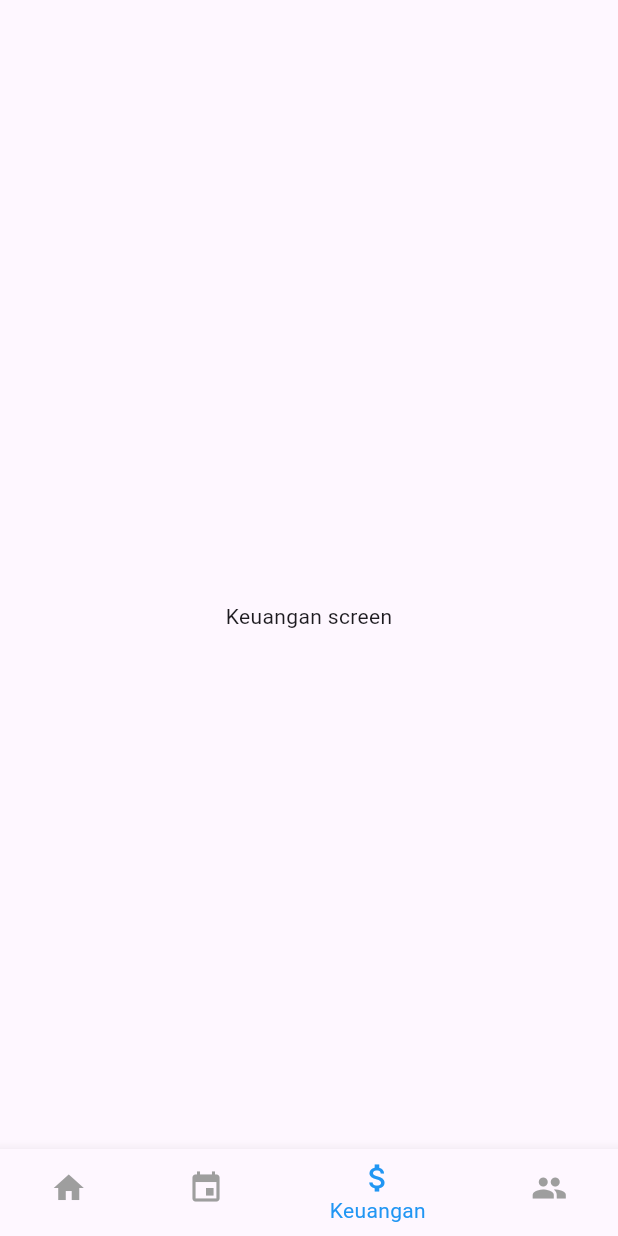
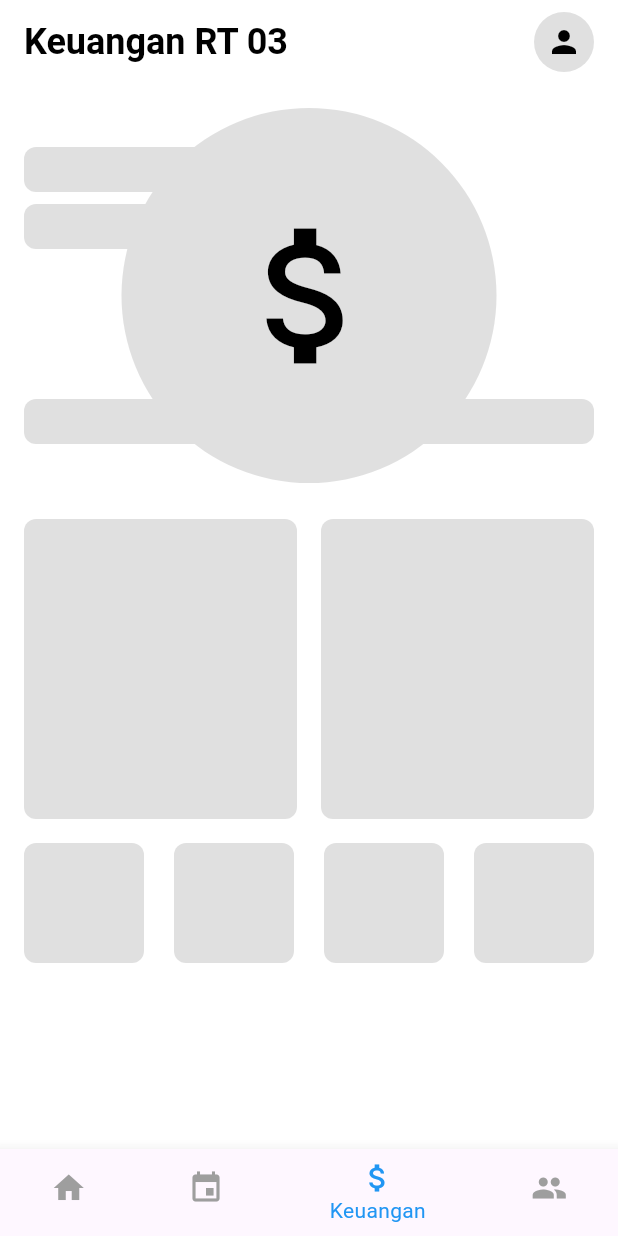
Before and after one commit to FarrelAD/SANG-RAJA, a Flutter app: the screen it shows after launch, item 3 of the bottom bar chosen, on a phone screen of 412 x 824 dp. Run offline on Flutter 3.47's test engine with Material 3 defaults, Android fonts, the phone set to English and light mode, and no system bars.

Commit message:
feat: enhance `KeuanganPage`

```diff
--- a/lib/pages/keuangan_page.dart
+++ b/lib/pages/keuangan_page.dart
@@ -1,4 +1,5 @@
 import 'package:flutter/material.dart';
+import 'package:sang_raja/widgets/small_box.dart';
 
 class KeuanganPage extends StatelessWidget {
   const KeuanganPage({super.key});
@@ -6,9 +7,146 @@ class KeuanganPage extends StatelessWidget {
   @override
   Widget build(BuildContext context) {
     return Scaffold(
-      appBar: AppBar(),
-      body: const Center(
-        child: Text('Keuangan screen'),
+      backgroundColor: Colors.white,
+      appBar: AppBar(
+        backgroundColor: Colors.white,
+        elevation: 0,
+        title: const Text(
+          'Keuangan RT 03',
+          style: TextStyle(
+            color: Colors.black,
+            fontSize: 24,
+            fontWeight: FontWeight.bold,
+          ),
+        ),
+        actions: [
+          Padding(
+            padding: const EdgeInsets.only(right: 16),
+            child: CircleAvatar(
+              backgroundColor: Colors.grey[300],
+              child: const Icon(Icons.person, color: Colors.black),
+            ),
+          ),
+        ],
+      ),
+      body: SingleChildScrollView(
+        padding: const EdgeInsets.all(16),
+        child: Column(
+          crossAxisAlignment: CrossAxisAlignment.start,
+          children: [
+            // Top section with small boxes and large circle
+            Stack(
+              alignment: Alignment.center,
+              children: [
+                Column(
+                  children: [
+                    // Top left small boxes
+                    Align(
+                      alignment: Alignment.topLeft,
+                      child: Column(
+                        children: [
+                          Container(
+                            width: 160,
+                            height: 30,
+                            margin: const EdgeInsets.only(bottom: 8),
+                            decoration: BoxDecoration(
+                              color: Colors.grey[300],
+                              borderRadius: BorderRadius.circular(8),
+                            ),
+                          ),
+                          Container(
+                            width: 160,
+                            height: 30,
+                            decoration: BoxDecoration(
+                              color: Colors.grey[300],
+                              borderRadius: BorderRadius.circular(8),
+                            ),
+                          ),
+                        ],
+                      ),
+                    ),
+                    const SizedBox(height: 100),
+                    // Bottom small boxes
+                    Row(
+                      mainAxisAlignment: MainAxisAlignment.spaceBetween,
+                      children: [
+                        Container(
+                          width: 160,
+                          height: 30,
+                          decoration: BoxDecoration(
+                            color: Colors.grey[300],
+                            borderRadius: BorderRadius.circular(8),
+                          ),
+                        ),
+                        Container(
+                          width: 160,
+                          height: 30,
+                          decoration: BoxDecoration(
+                            color: Colors.grey[300],
+                            borderRadius: BorderRadius.circular(8),
+                          ),
+                        ),
+                      ],
+                    ),
+                  ],
+                ),
+                // Center large circle with dollar icon
+                Container(
+                  width: 250,
+                  height: 250,
+                  decoration: BoxDecoration(
+                    color: Colors.grey[300],
+                    shape: BoxShape.circle,
+                  ),
+                  child: const Icon(
+                    Icons.attach_money,
+                    size: 120,
+                    color: Colors.black,
+                  ),
+                ),
+              ],
+            ),
+            const SizedBox(height: 24),
+
+            // Two large boxes
+            Row(
+              children: [
+                Expanded(
+                  child: Container(
+                    height: 200,
+                    margin: const EdgeInsets.only(right: 8),
+                    decoration: BoxDecoration(
+                      color: Colors.grey[300],
+                      borderRadius: BorderRadius.circular(8),
+                    ),
+                  ),
+                ),
+                Expanded(
+                  child: Container(
+                    height: 200,
+                    margin: const EdgeInsets.only(left: 8),
+                    decoration: BoxDecoration(
+                      color: Colors.grey[300],
+                      borderRadius: BorderRadius.circular(8),
+                    ),
+                  ),
+                ),
+              ],
+            ),
+            const SizedBox(height: 16),
+
+            // Four small boxes at bottom
+            const Row(
+              mainAxisAlignment: MainAxisAlignment.spaceBetween,
+              children: [
+                SmallBox(),
+                SmallBox(),
+                SmallBox(),
+                SmallBox(),
+              ],
+            ),
+          ],
+        ),
       ),
     );
   }
```
